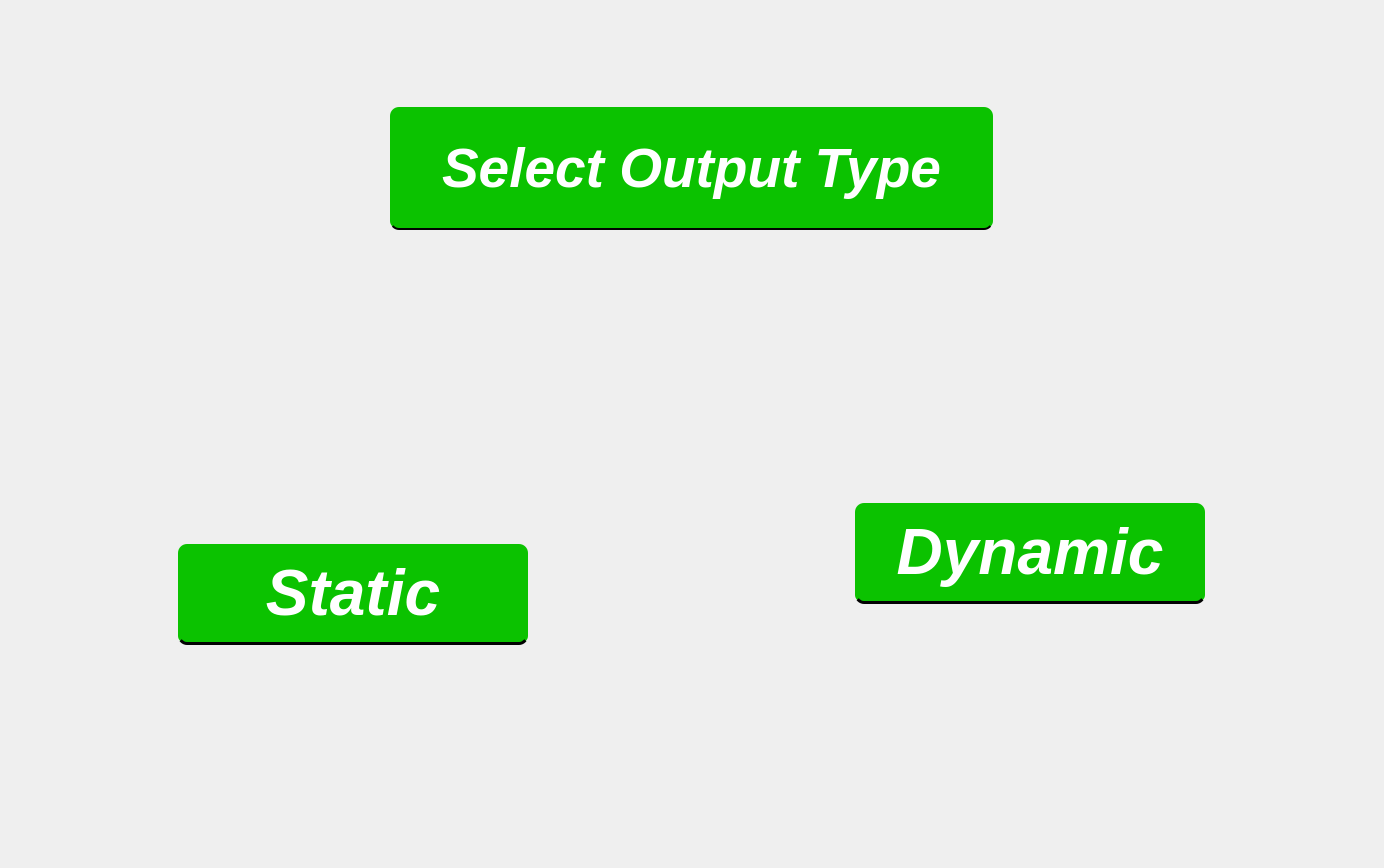
Hitagi7/qt-brbooth, file brbooth.ui: the form before one commit.
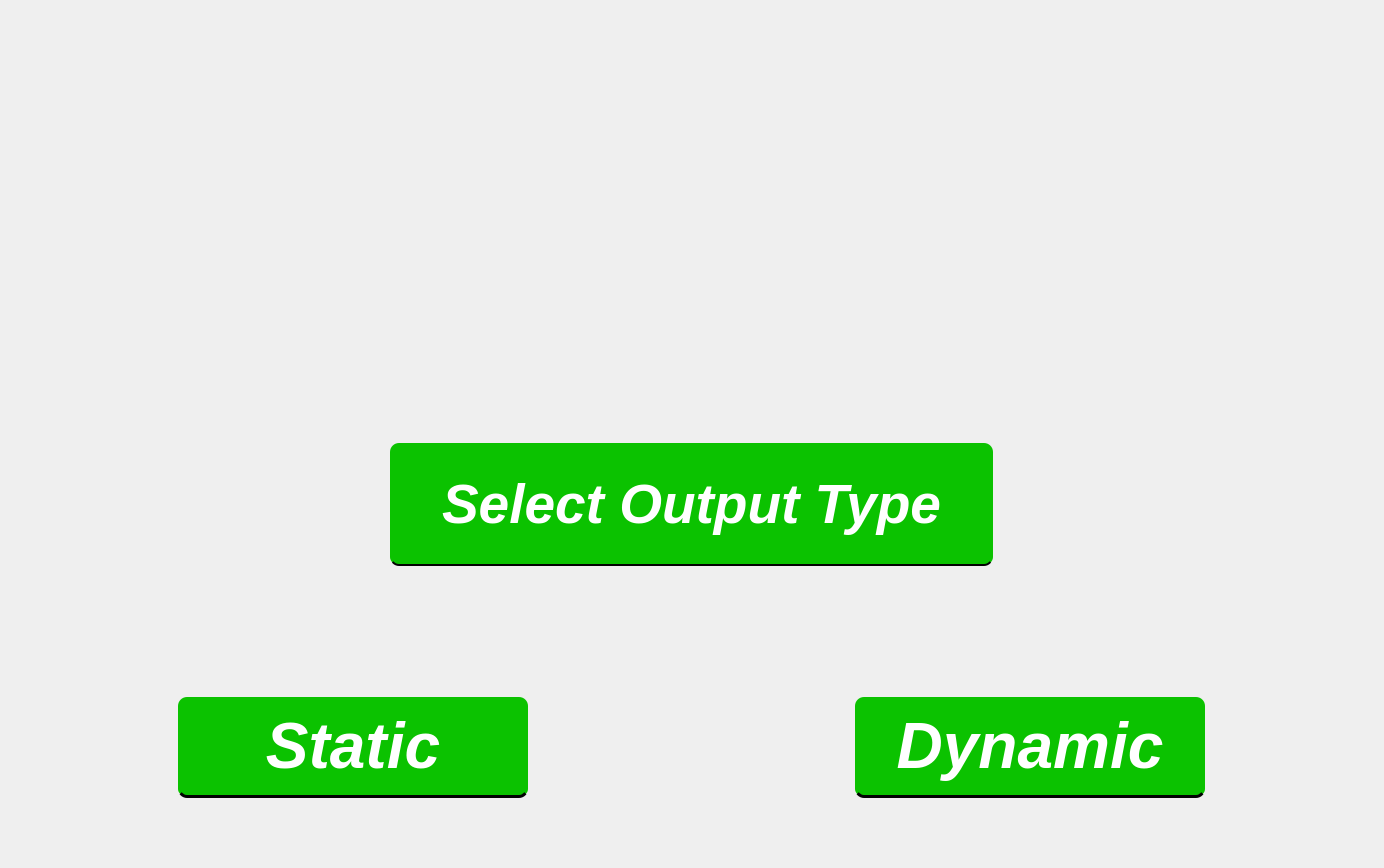
The form after the commit. The open tabs and pages were chosen to show the change. Icons and pictures are not drawn. Custom widgets are drawn as their Qt base class.

Commit message: Redesigned the GUI and adjusted the hover and select colors

Patch:
```diff
--- a/brbooth.ui
+++ b/brbooth.ui
@@ -15,38 +15,29 @@
   </property>
   <widget class="QWidget" name="centralwidget">
    <layout class="QVBoxLayout" name="verticalLayout_2">
+    <item>
+     <spacer name="verticalSpacer_4">
+      <property name="orientation">
+       <enum>Qt::Orientation::Vertical</enum>
+      </property>
+      <property name="sizeHint" stdset="0">
+       <size>
+        <width>20</width>
+        <height>40</height>
+       </size>
+      </property>
+     </spacer>
+    </item>
     <item>
      <widget class="QStackedWidget" name="stackedWidget">
       <property name="currentIndex">
-       <number>1</number>
+       <number>0</number>
       </property>
       <widget class="QWidget" name="landingpage">
        <property name="styleSheet">
         <string notr="true"/>
        </property>
        <layout class="QVBoxLayout" name="verticalLayout_3">
-        <item>
-         <widget class="QLabel" name="usc_logo">
-          <property name="minimumSize">
-           <size>
-            <width>0</width>
-            <height>83</height>
-           </size>
-          </property>
-          <property name="maximumSize">
-           <size>
-            <width>16777215</width>
-            <height>83</height>
-           </size>
-          </property>
-          <property name="text">
-           <string/>
-          </property>
-          <property name="pixmap">
-           <pixmap resource="resources.qrc">:/images/pics/usc_logo.png</pixmap>
-          </property>
-         </widget>
-        </item>
         <item alignment="Qt::AlignmentFlag::AlignHCenter|Qt::AlignmentFlag::AlignVCenter">
          <widget class="QLabel" name="title">
           <property name="minimumSize">
@@ -85,23 +76,23 @@
           </property>
          </widget>
         </item>
-        <item>
-         <spacer name="verticalSpacer_4">
-          <property name="orientation">
-           <enum>Qt::Orientation::Vertical</enum>
-          </property>
-          <property name="sizeHint" stdset="0">
-           <size>
-            <width>20</width>
-            <height>40</height>
-           </size>
-          </property>
-         </spacer>
-        </item>
         <item>
          <layout class="QHBoxLayout" name="horizontalLayout_6">
           <item>
            <layout class="QVBoxLayout" name="verticalLayout_4">
+            <item>
+             <spacer name="verticalSpacer_5">
+              <property name="orientation">
+               <enum>Qt::Orientation::Vertical</enum>
+              </property>
+              <property name="sizeHint" stdset="0">
+               <size>
+                <width>20</width>
+                <height>40</height>
+               </size>
+              </property>
+             </spacer>
+            </item>
             <item>
              <widget class="QLabel" name="mickeyPicture">
               <property name="text">
@@ -115,6 +106,19 @@
               </property>
              </widget>
             </item>
+            <item>
+             <spacer name="verticalSpacer_6">
+              <property name="orientation">
+               <enum>Qt::Orientation::Vertical</enum>
+              </property>
+              <property name="sizeHint" stdset="0">
+               <size>
+                <width>20</width>
+                <height>40</height>
+               </size>
+              </property>
+             </spacer>
+            </item>
             <item alignment="Qt::AlignmentFlag::AlignHCenter|Qt::AlignmentFlag::AlignVCenter">
              <widget class="QPushButton" name="staticButton">
               <property name="maximumSize">
@@ -153,10 +157,36 @@
               </property>
              </widget>
             </item>
+            <item>
+             <spacer name="verticalSpacer_7">
+              <property name="orientation">
+               <enum>Qt::Orientation::Vertical</enum>
+              </property>
+              <property name="sizeHint" stdset="0">
+               <size>
+                <width>20</width>
+                <height>40</height>
+               </size>
+              </property>
+             </spacer>
+            </item>
            </layout>
           </item>
           <item>
            <layout class="QVBoxLayout" name="verticalLayout_5">
+            <item>
+             <spacer name="verticalSpacer_2">
+              <property name="orientation">
+               <enum>Qt::Orientation::Vertical</enum>
+              </property>
+              <property name="sizeHint" stdset="0">
+               <size>
+                <width>20</width>
+                <height>40</height>
+               </size>
+              </property>
+             </spacer>
+            </item>
             <item>
              <widget class="QLabel" name="ballerinaPicture">
               <property name="text">
@@ -238,19 +268,6 @@
           </item>
          </layout>
         </item>
-        <item>
-         <spacer name="verticalSpacer_2">
-          <property name="orientation">
-           <enum>Qt::Orientation::Vertical</enum>
-          </property>
-          <property name="sizeHint" stdset="0">
-           <size>
-            <width>20</width>
-            <height>40</height>
-           </size>
-          </property>
-         </spacer>
-        </item>
        </layout>
       </widget>
       <widget class="Dynamic" name="dynamicpage"/>
```
The commit also changes 7 other files.
